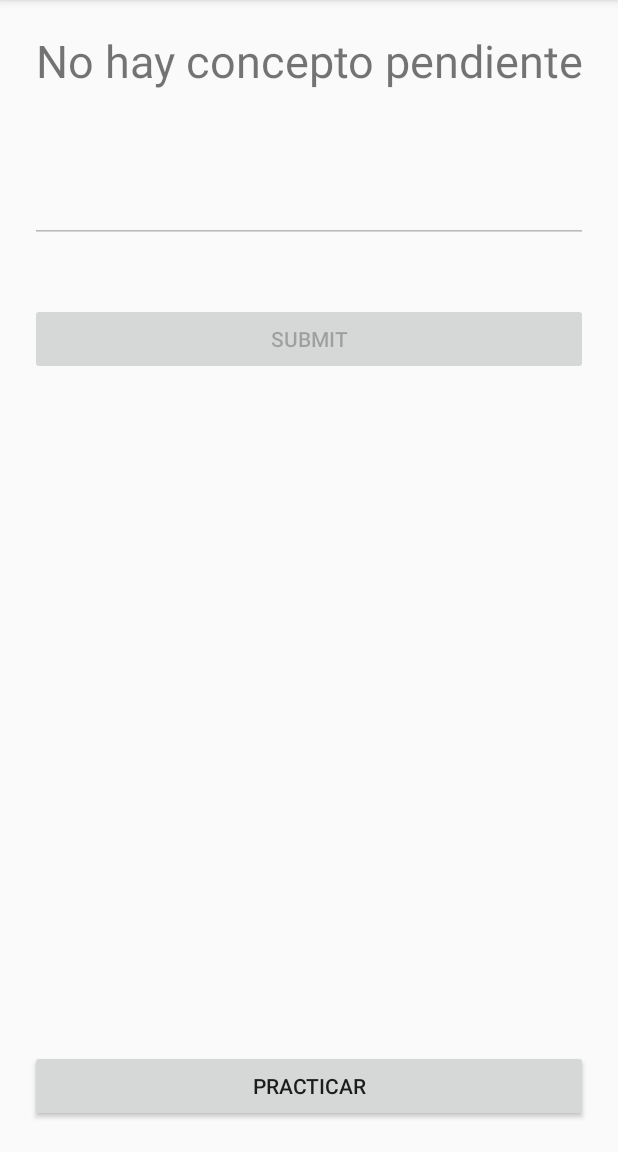
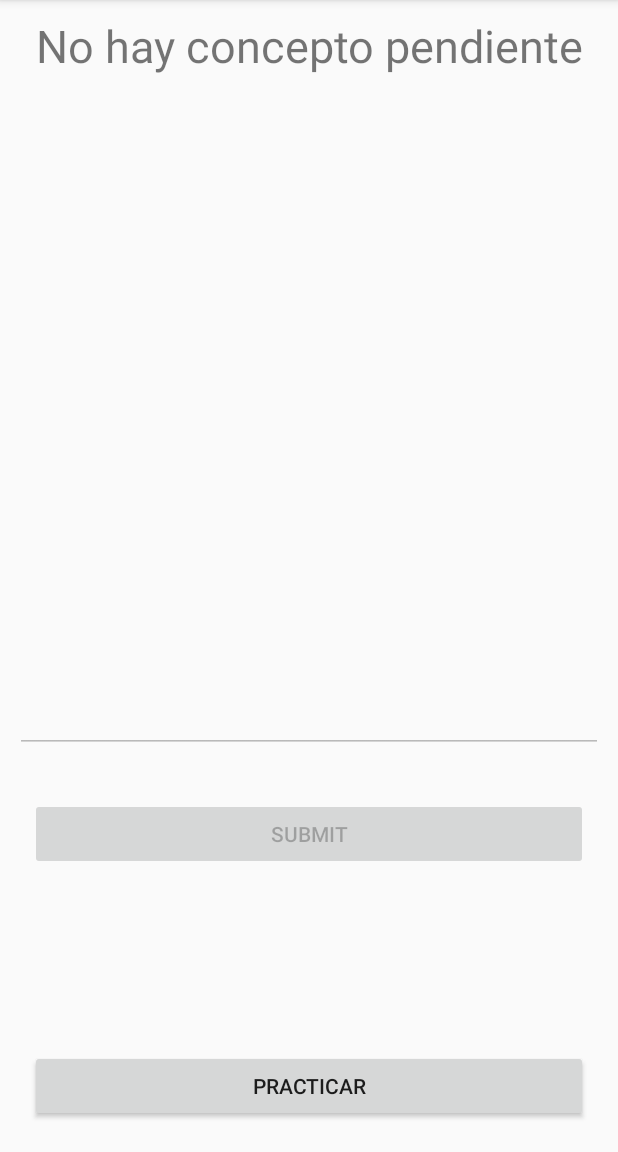
Before and after one commit to Juan7655/memothis, an Android app: the screen it shows after launch (MainActivity), on a phone screen of 412 x 824 dp, the part 84-1236 px from its top. Run offline under Robolectric (Android 15) with nearby library versions, the phone set to English and light mode, and no system bars; our stand-ins replace Firebase (no records; nobody signed in at launch, a user with empty details on screens opened directly); 2 statements that could not run were skipped.

Commit message:
Corrected Firebase Bug. Added Icon

```diff
--- a/app/src/main/AndroidManifest.xml
+++ b/app/src/main/AndroidManifest.xml
@@ -4,9 +4,8 @@
 
     <application
         android:allowBackup="true"
-        android:icon="@mipmap/ic_launcher"
+        android:icon="@mipmap/icon"
         android:label="@string/app_name"
-        android:roundIcon="@mipmap/ic_launcher_round"
         android:supportsRtl="true"
         android:theme="@style/AppTheme">
         <activity android:name=".MainActivity">
--- a/app/src/main/java/juandavid/example/com/memothis/MainActivity.java
+++ b/app/src/main/java/juandavid/example/com/memothis/MainActivity.java
@@ -11,6 +11,7 @@ import android.widget.TextView;
 
 import com.google.firebase.database.DatabaseReference;
 import com.google.firebase.database.FirebaseDatabase;
+import com.google.firebase.iid.FirebaseInstanceId;
 
 import java.util.Date;
 
@@ -42,9 +43,10 @@ public class MainActivity extends AppCompatActivity {
 		button = (Button) findViewById(R.id.submit_button);
 		editText = (EditText) findViewById(R.id.edit_text);
 
-		attachFirebaseDatabase();
+		DatabaseReference myRef = FirebaseDatabase.getInstance().getReference("ItemList");
+		myRef.addValueEventListener(new MyValueEventListener(this));
 		String msg = getIntent().getStringExtra(ITEM_VALUE);
-		final int itemId = msg == null ? -1 : Integer.parseInt(msg) % list.size(this);
+		final int itemId = msg == null ? -1 : Integer.parseInt(msg);
 		setEnabled(itemId != -1, itemId);
 	}
 
@@ -65,16 +67,13 @@ public class MainActivity extends AppCompatActivity {
 					editText.setEnabled(false);
 					button.setEnabled(false);
 
-					DatabaseReference myRef = FirebaseDatabase.getInstance().getReference("User1");
-					CharSequence s  = DateFormat.format("d-MM-yy", new Date().getTime() + 1);
-					myRef.child(s.toString()).setValue(new ItemResult(itemId, result));
+					String refreshedToken = FirebaseInstanceId.getInstance().getToken();
+					if(refreshedToken == null) refreshedToken = "UserNoName";
+					DatabaseReference myRef = FirebaseDatabase.getInstance().getReference("UserData");
+					CharSequence s  = DateFormat.format("d-MM-yy HH:MM:ss", new Date().getTime() + 1);
+					myRef.child(refreshedToken).child(s.toString()).setValue(new ItemResult(itemId, result));
 				}
 			});
 		}
 	}
-
-	private void attachFirebaseDatabase() {
-		DatabaseReference myRef = FirebaseDatabase.getInstance().getReference("ItemList");
-		myRef.addValueEventListener(new MyValueEventListener(this));
-	}
 }
--- a/app/src/main/java/juandavid/example/com/memothis/WordListFragment.java
+++ b/app/src/main/java/juandavid/example/com/memothis/WordListFragment.java
@@ -49,7 +49,7 @@ public class WordListFragment extends Fragment {
 		lv.setOnItemClickListener(new AdapterView.OnItemClickListener() {
 			@Override
 			public void onItemClick(AdapterView<?> adapterView, View view, int i, long l) {
-				mListener.OnItemWordInteraction(i);
+				mListener.OnItemWordInteraction(i + 1);
 			}
 		});
 
--- a/app/src/main/res/layout/activity_main.xml
+++ b/app/src/main/res/layout/activity_main.xml
@@ -6,38 +6,44 @@
     android:layout_height="match_parent"
     tools:context="juandavid.example.com.memothis.MainActivity">
 
-    <TextView
+    <ScrollView
         android:layout_width="match_parent"
         android:layout_height="wrap_content"
-        android:text="@string/no_term_text"
-        android:id="@+id/tv"
+        android:id="@+id/scroll"
         android:layout_alignParentTop="true"
-        android:textSize="30sp"
-        android:gravity="center"
-        android:layout_margin="20dp"/>
+        android:layout_above="@+id/edit_text"
+        android:layout_margin="10dp">
+        <TextView
+            android:layout_width="match_parent"
+            android:layout_height="wrap_content"
+            android:text="@string/no_term_text"
+            android:id="@+id/tv"
+            android:textSize="30sp"
+            android:gravity="center"/>
+    </ScrollView>
 
     <EditText
         android:layout_width="match_parent"
         android:layout_height="wrap_content"
         android:id="@+id/edit_text"
-        android:layout_below="@+id/tv"
         android:textSize="30sp"
         android:hint="@string/answer_hint"
-        android:layout_margin="20dp"/>
+        android:layout_margin="10dp"
+        android:layout_above="@+id/submit_button"/>
 
     <Button
         android:layout_width="match_parent"
         android:layout_height="wrap_content"
         android:id="@+id/submit_button"
         android:text="@string/submit_text"
-        android:layout_below="@+id/edit_text"
+        android:layout_above="@+id/image"
         android:layout_margin="20dp"/>
 
     <ImageView
         android:layout_width="80dp"
         android:layout_height="80dp"
         android:id="@+id/image"
-        android:layout_below="@+id/submit_button"
+        android:layout_above="@+id/button"
         android:layout_centerInParent="true"
         android:contentDescription="@string/result_text"/>
 
```
Also changed, not shown: app/src/main/java/juandavid/example/com/memothis/ItemResult.java (+8 -4 lines), app/src/main/java/juandavid/example/com/memothis/PracticeActivity.java (+34 -1 lines), app/src/main/java/juandavid/example/com/memothis/database/ItemList.java (+1 -14 lines), app/src/main/icon-web.png (added), app/src/main/res/mipmap-hdpi/icon.png (added), app/src/main/res/mipmap-mdpi/icon.png (added), app/src/main/res/mipmap-xhdpi/icon.png (added), app/src/main/res/mipmap-xxhdpi/icon.png (added), app/src/main/res/mipmap-xxxhdpi/icon.png (added), 7 other files.
